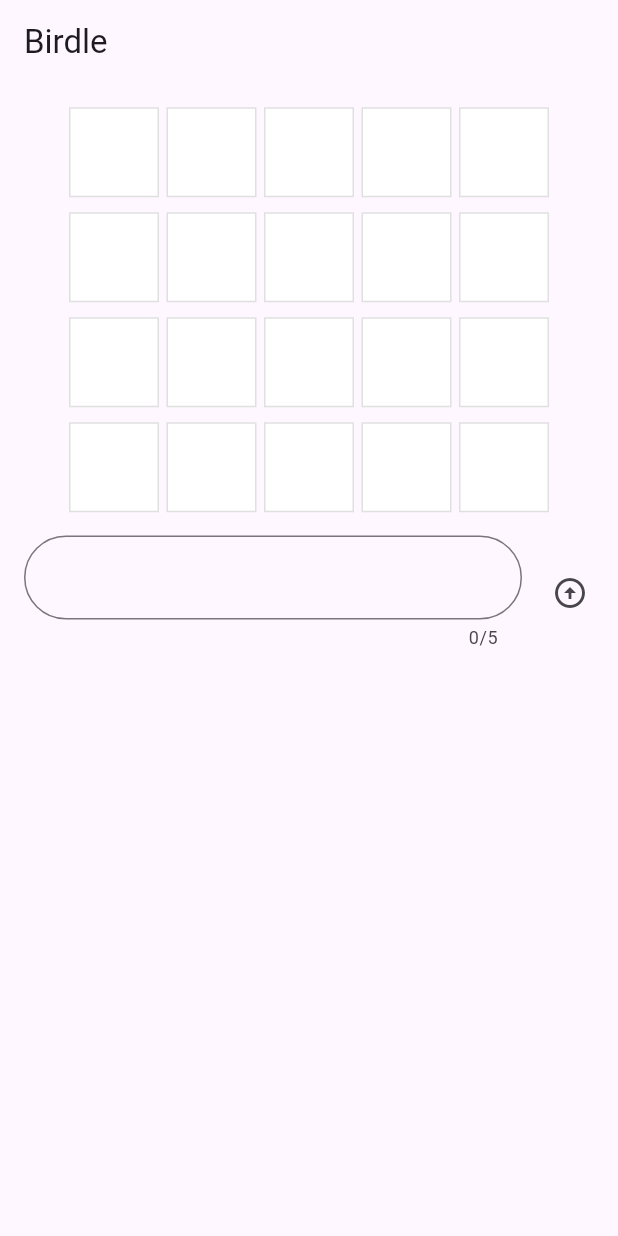
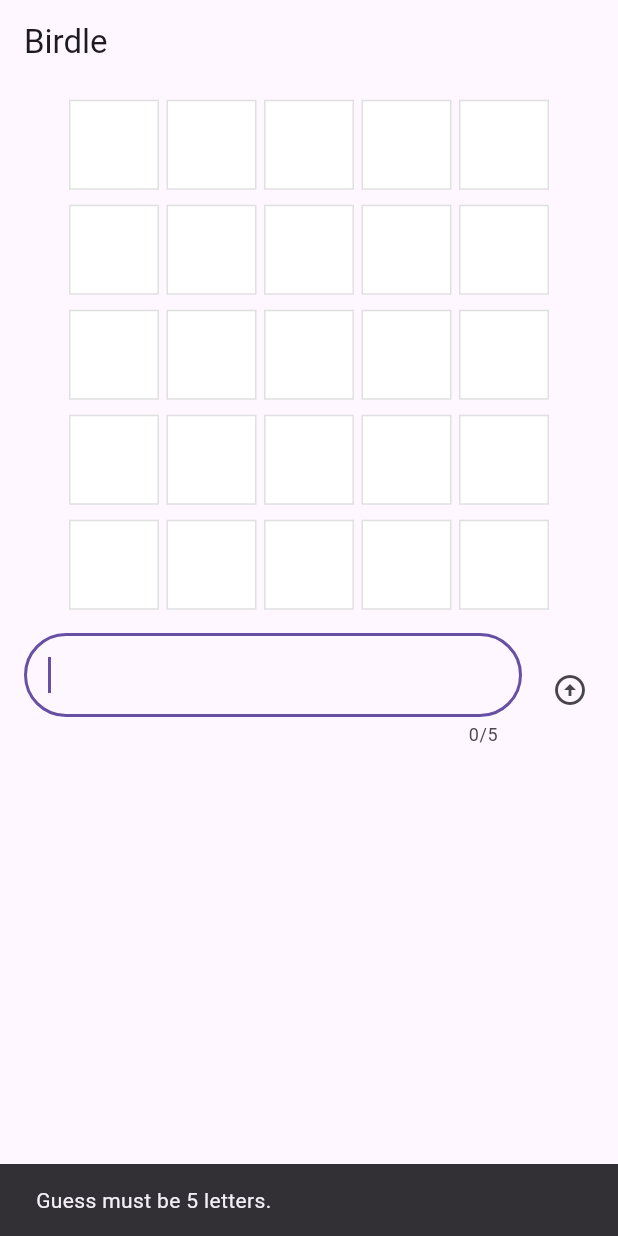
Before and after one commit to mona-raj/birdle, a Flutter app: the screen it shows after launch, after a tap on the "arrow circle up" icon, on a phone screen of 412 x 824 dp. Run offline on Flutter 3.47's test engine with Material 3 defaults, Android fonts, the phone set to English and light mode, and no system bars.

Commit message:
Add validation to GuessInput and show messages for invalid guesses

```diff
--- a/lib/game.dart
+++ b/lib/game.dart
@@ -144,7 +144,7 @@
   bool get isNotEmpty => !isEmpty;
 
   Letter operator [](int i) => _letters[i];
-  operator []=(int i, Letter value) => _letters[i] = value;
+  void operator []=(int i, Letter value) => _letters[i] = value;
 
   @override
   String toString() {
--- a/lib/main.dart
+++ b/lib/main.dart
@@ -54,7 +54,7 @@
 }
 
 class GamePage extends StatefulWidget {
-  GamePage({super.key});
+  const GamePage({super.key});
 
   @override
   State<GamePage> createState() => _GamePageState();
@@ -63,6 +63,12 @@
 class _GamePageState extends State<GamePage> {
   // mutable state
   final Game _game = Game();
+
+  void _showMessage(BuildContext context, String message) {
+    ScaffoldMessenger.of(context).showSnackBar(
+      SnackBar(content: Text(message)),
+    );
+  }
 
   // build method
   @override
@@ -88,6 +94,15 @@
             ),
           GuessInput(
             onSubmitGuess: (String guess) {
+              if (guess.length != 5) {
+                _showMessage(context, 'Guess must be 5 letters.');
+                return;
+              }
+              if (!_game.isLegalGuess(guess)) {
+                _showMessage(context, 'Not in word list.');
+                return;
+              }
+
               setState(() {
                 _game.guess(guess);
               });
```
